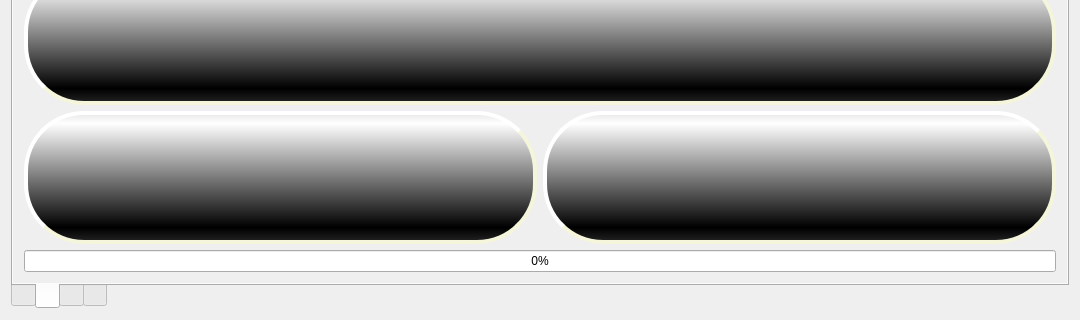
This is iDom_Client/idom_client.ui in cyniu88/QT_kurs as Qt 5 draws it before an edit; both pictures show x 0 to 1080 and y 485 to 805 of the 1080 by 805 pixel window. The edited form follows.
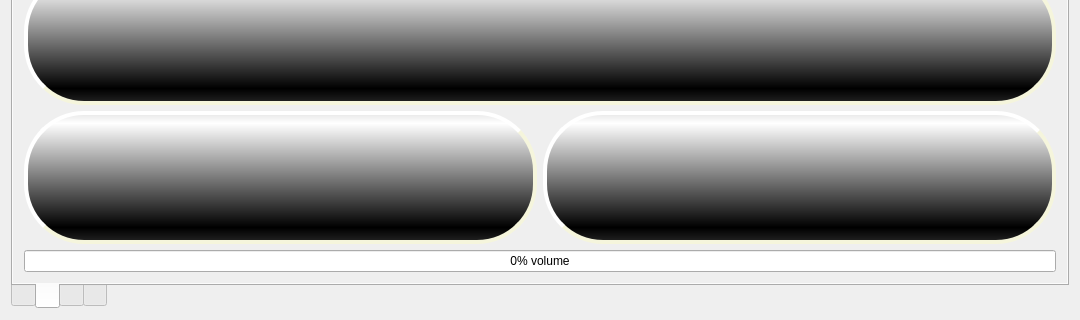
This is the edited form. Icons and pictures are not drawn.

Commit message: dodano opis paska glosnosci

The edit to the form file:
```diff
--- a/iDom_Client/idom_client.ui
+++ b/iDom_Client/idom_client.ui
@@ -791,6 +791,9 @@
           <property name="textDirection">
            <enum>QProgressBar::BottomToTop</enum>
           </property>
+          <property name="format">
+           <string>%p% volume</string>
+          </property>
          </widget>
         </item>
        </layout>
```
